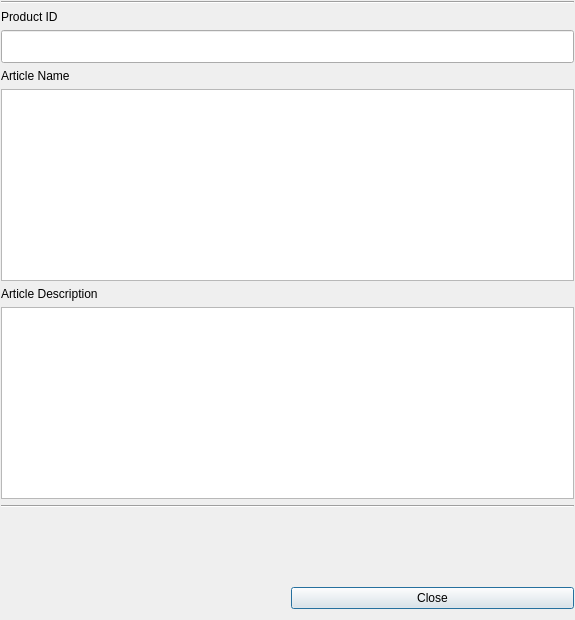
Qt form dialogshowproduct.ui (scuq/offlineshop) before a commit.
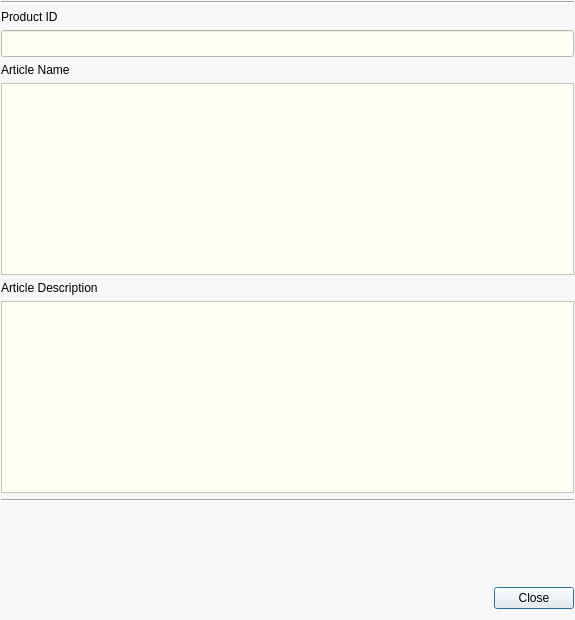
The same form after that commit.

Patch:
```diff
--- a/dialogshowproduct.ui
+++ b/dialogshowproduct.ui
@@ -19,6 +19,9 @@
   <property name="windowTitle">
    <string>offlineshop - Image</string>
   </property>
+  <property name="styleSheet">
+   <string notr="true">background-color: rgb(247, 247, 247);</string>
+  </property>
   <layout class="QGridLayout" name="gridLayout">
    <property name="leftMargin">
     <number>1</number>
@@ -33,9 +36,12 @@
     <widget class="QLineEdit" name="lineEditProductId">
      <property name="font">
       <font>
-       <pointsize>16</pointsize>
+       <pointsize>12</pointsize>
       </font>
      </property>
+     <property name="styleSheet">
+      <string notr="true">background-color: rgb(255, 255, 242);</string>
+     </property>
      <property name="alignment">
       <set>Qt::AlignCenter</set>
      </property>
@@ -112,13 +118,44 @@
     <widget class="QPlainTextEdit" name="plainTextEditProductName">
      <property name="font">
       <font>
-       <pointsize>14</pointsize>
+       <pointsize>12</pointsize>
       </font>
      </property>
+     <property name="styleSheet">
+      <string notr="true">background-color: rgb(255, 255, 242);</string>
+     </property>
+     <property name="readOnly">
+      <bool>true</bool>
+     </property>
     </widget>
    </item>
    <item row="7" column="0" colspan="2">
-    <widget class="QPlainTextEdit" name="plainTextEdit"/>
+    <widget class="QPlainTextEdit" name="plainTextEdit">
+     <property name="font">
+      <font>
+       <pointsize>12</pointsize>
+      </font>
+     </property>
+     <property name="styleSheet">
+      <string notr="true">background-color: rgb(255, 255, 242);</string>
+     </property>
+     <property name="readOnly">
+      <bool>true</bool>
+     </property>
+    </widget>
+   </item>
+   <item row="13" column="0">
+    <spacer name="horizontalSpacer">
+     <property name="orientation">
+      <enum>Qt::Horizontal</enum>
+     </property>
+     <property name="sizeHint" stdset="0">
+      <size>
+       <width>40</width>
+       <height>20</height>
+      </size>
+     </property>
+    </spacer>
    </item>
   </layout>
  </widget>
```
